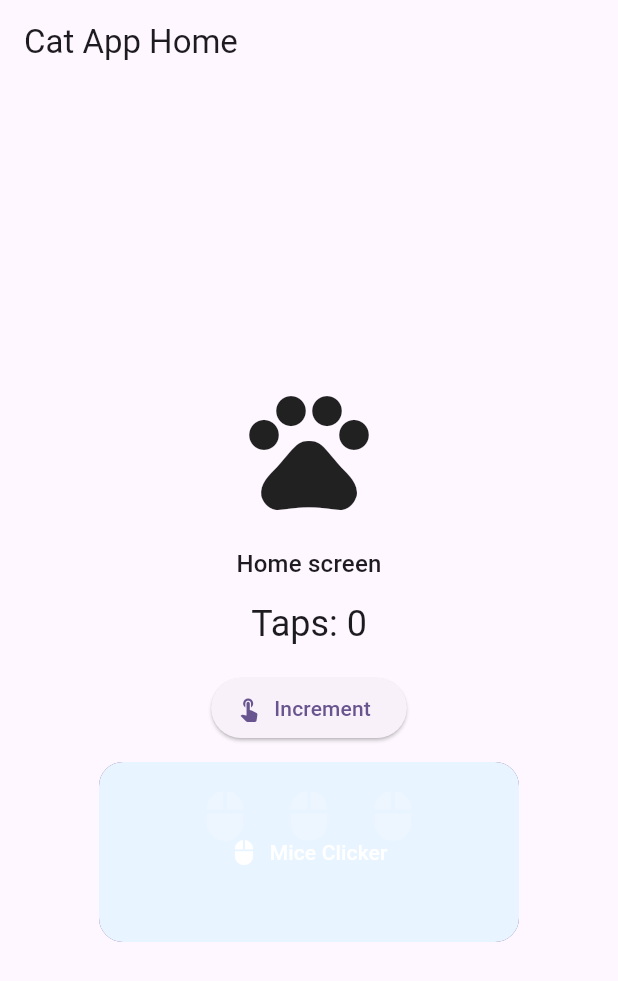
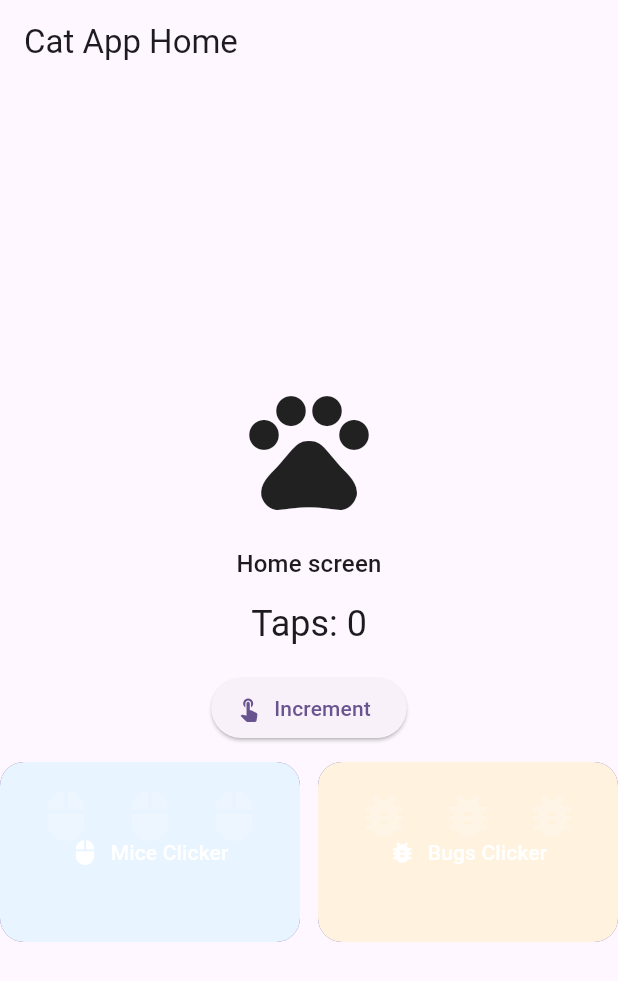
Before and after one commit to wlitton/cat-app, a Flutter app: the screen it shows after launch, on a phone screen of 412 x 824 dp. Shown: the top 981 px of the screen. Run offline on Flutter 3.47's test engine with Material 3 defaults, Android fonts, the phone set to English and light mode, and no system bars.

Commit message:
Add bugs clicker button and ladybug click screen

```diff
--- a/lib/main.dart
+++ b/lib/main.dart
@@ -29,6 +29,7 @@ class HomePage extends StatefulWidget {
 
 class _HomePageState extends State<HomePage> {
   static const Color _miceScreenBackground = Color(0xFFE8F4FF);
+  static const Color _bugsScreenBackground = Color(0xFFFFF3E0);
   int _tapCount = 0;
 
   void _increment() {
@@ -40,6 +41,12 @@ class _HomePageState extends State<HomePage> {
   void _openMiceClicker() {
     Navigator.of(context).push(
       MaterialPageRoute(builder: (_) => const MiceClickerScreen()),
+    );
+  }
+
+  void _openBugsClicker() {
+    Navigator.of(context).push(
+      MaterialPageRoute(builder: (_) => const LadybugsClickerScreen()),
     );
   }
 
@@ -72,11 +79,60 @@ class _HomePageState extends State<HomePage> {
               onPressed: _increment,
             ),
             const SizedBox(height: 12),
-            SizedBox(
-              width: 280,
+            Wrap(
+              alignment: WrapAlignment.center,
+              spacing: 12,
+              runSpacing: 12,
+              children: [
+                _ClickerButton(
+                  width: 200,
                   height: 120,
+                  backgroundColor: _miceScreenBackground,
+                  icon: Icons.mouse,
+                  label: 'Mice Clicker',
+                  onPressed: _openMiceClicker,
+                ),
+                _ClickerButton(
+                  width: 200,
+                  height: 120,
+                  backgroundColor: _bugsScreenBackground,
+                  icon: Icons.bug_report,
+                  label: 'Bugs Clicker',
+                  onPressed: _openBugsClicker,
+                ),
+              ],
+            ),
+          ],
+        ),
+      ),
+    );
+  }
+}
+
+class _ClickerButton extends StatelessWidget {
+  const _ClickerButton({
+    required this.width,
+    required this.height,
+    required this.backgroundColor,
+    required this.icon,
+    required this.label,
+    required this.onPressed,
+  });
+
+  final double width;
+  final double height;
+  final Color backgroundColor;
+  final IconData icon;
+  final String label;
+  final VoidCallback onPressed;
+
+  @override
+  Widget build(BuildContext context) {
+    return SizedBox(
+      width: width,
+      height: height,
       child: FilledButton(
-                onPressed: _openMiceClicker,
+        onPressed: onPressed,
         style: FilledButton.styleFrom(
           padding: EdgeInsets.zero,
           shape: RoundedRectangleBorder(
@@ -85,7 +141,7 @@ class _HomePageState extends State<HomePage> {
         ),
         child: Ink(
           decoration: BoxDecoration(
-                    color: _miceScreenBackground,
+            color: backgroundColor,
             borderRadius: BorderRadius.circular(16),
           ),
           child: Stack(
@@ -99,33 +155,29 @@ class _HomePageState extends State<HomePage> {
                     padding: const EdgeInsets.only(top: 18),
                     child: Row(
                       mainAxisSize: MainAxisSize.min,
-                              children: const [
-                                Icon(Icons.mouse, size: 36),
-                                SizedBox(width: 20),
-                                Icon(Icons.mouse, size: 36),
-                                SizedBox(width: 20),
-                                Icon(Icons.mouse, size: 36),
+                      children: [
+                        Icon(icon, size: 36),
+                        const SizedBox(width: 20),
+                        Icon(icon, size: 36),
+                        const SizedBox(width: 20),
+                        Icon(icon, size: 36),
                       ],
                     ),
                   ),
                 ),
               ),
-                      const Center(
+              Center(
                 child: Row(
                   mainAxisSize: MainAxisSize.min,
                   children: [
-                            Icon(Icons.mouse),
-                            SizedBox(width: 8),
-                            Text('Mice Clicker'),
+                    Icon(icon),
+                    const SizedBox(width: 8),
+                    Text(label),
                   ],
                 ),
               ),
             ],
           ),
-                ),
-              ),
-            ),
-          ],
         ),
       ),
     );
@@ -174,3 +226,46 @@ class _MiceClickerScreenState extends State<MiceClickerScreen> {
     );
   }
 }
+
+class LadybugsClickerScreen extends StatefulWidget {
+  const LadybugsClickerScreen({super.key});
+
+  @override
+  State<LadybugsClickerScreen> createState() => _LadybugsClickerScreenState();
+}
+
+class _LadybugsClickerScreenState extends State<LadybugsClickerScreen> {
+  int _ladybugClicks = 0;
+
+  void _incrementLadybugClicks() {
+    setState(() {
+      _ladybugClicks++;
+    });
+  }
+
+  @override
+  Widget build(BuildContext context) {
+    return Scaffold(
+      backgroundColor: _HomePageState._bugsScreenBackground,
+      body: Center(
+        child: Column(
+          mainAxisSize: MainAxisSize.min,
+          children: [
+            const Icon(Icons.bug_report, size: 96),
+            const SizedBox(height: 16),
+            Text(
+              'Ladybug clicks: $_ladybugClicks',
+              style: Theme.of(context).textTheme.headlineSmall,
+            ),
+            const SizedBox(height: 16),
+            ElevatedButton.icon(
+              icon: const Icon(Icons.ads_click),
+              label: const Text('Click Ladybug'),
+              onPressed: _incrementLadybugClicks,
+            ),
+          ],
+        ),
+      ),
+    );
+  }
+}
```
Also changed, not shown: 1 other file. Lines whose indentation alone changed are shown as unchanged.
